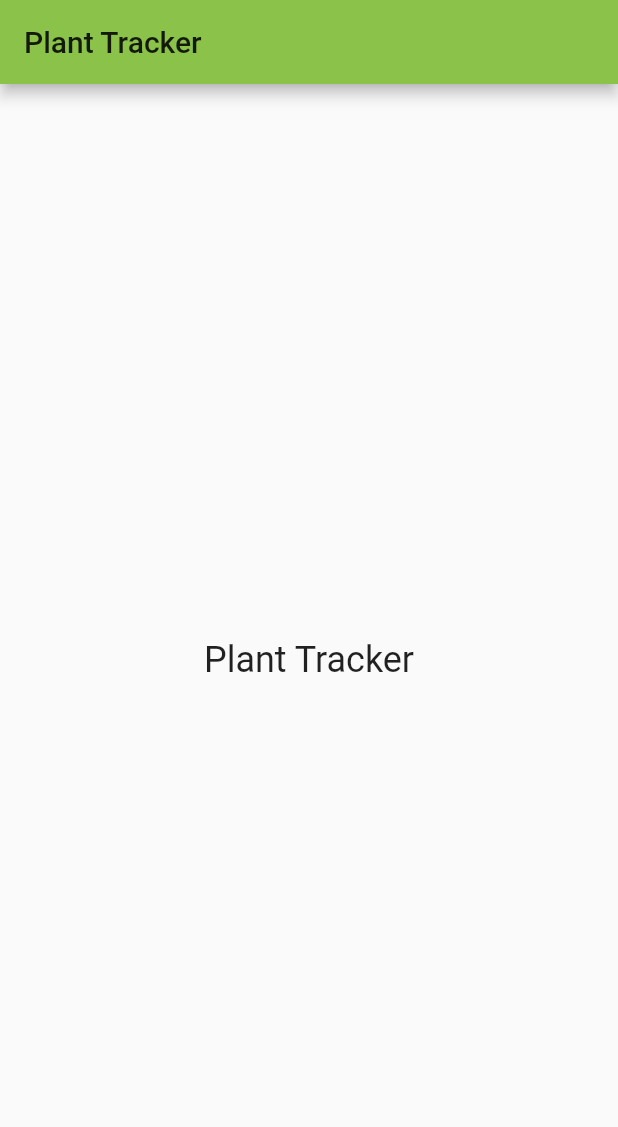
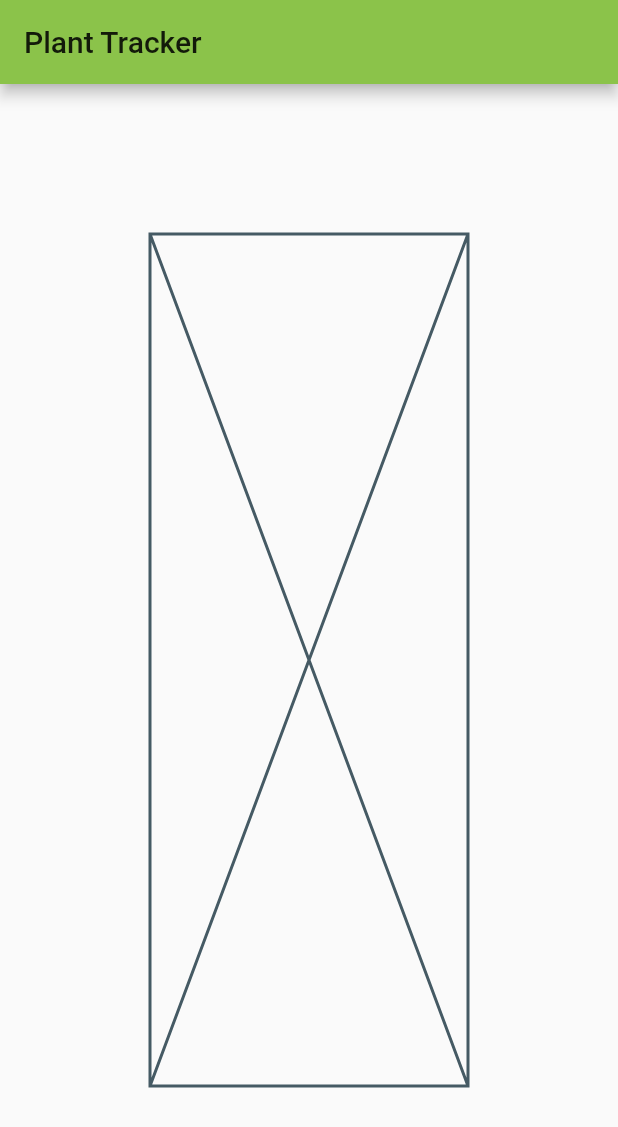
Before and after one commit to c-gasiciel/plant-tracker, a Flutter app: the screen it shows after launch, on a phone screen of 412 x 824 dp. Shown: the top 1127 px of the screen. Run offline on Flutter 3.47's test engine with Material 2 defaults, Android fonts, the light colour scheme and no system bars.

Commit message:
Added placeholder and refactored for readability

```diff
--- /dev/null
+++ b/lib/components/centered_placeholder.dart
@@ -0,0 +1,13 @@
+import 'package:flutter/material.dart';
+
+class CenteredPlaceholder extends StatelessWidget {
+  @override
+  Widget build(BuildContext context) {
+    return Center(
+        child: Padding(
+          padding: EdgeInsets.all(100.0),
+          child: Placeholder(),
+        )
+    );//Center
+  }
+}
--- a/lib/main_screen.dart
+++ b/lib/main_screen.dart
@@ -1,4 +1,5 @@
 import 'package:flutter/material.dart';
+import 'components/centered_placeholder.dart';
 
 class MainScreen extends StatelessWidget{
   //Define attributes
@@ -12,9 +13,7 @@ class MainScreen extends StatelessWidget{
   Widget build(BuildContext context){
     return Scaffold(
       appBar: AppBar(title: Text(title)),
-      body: Center(
-        child: Text(title, style: Theme.of(context).textTheme.headline5)
-      )//Center
+      body: CenteredPlaceholder()
     );//Scaffold
   }
 }
```
